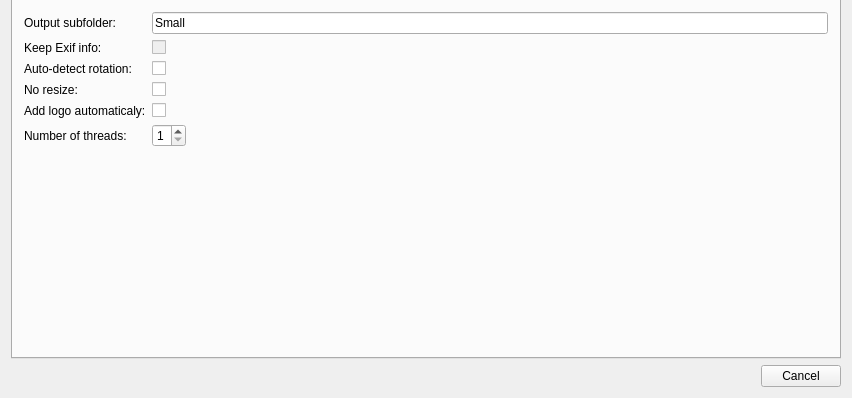
First picture: the form in resizer.ui, repository lbaudouin/Resizer, before the edit; both pictures show x 0 to 852 and y 232 to 630 of the 852 by 630 pixel window.
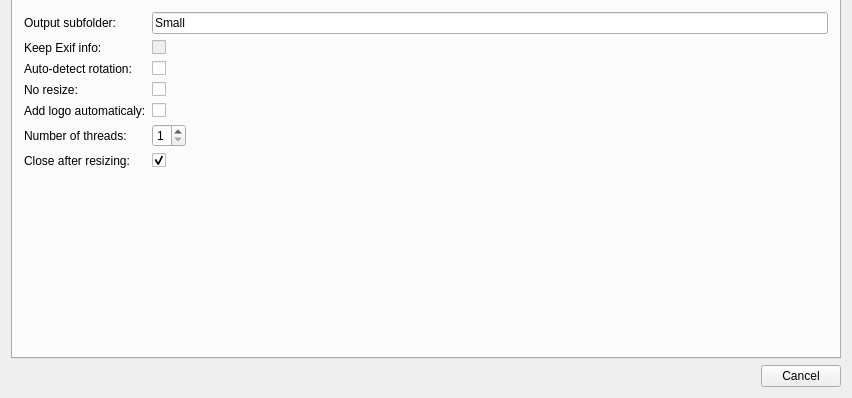
Second picture: the form after the edit. The open tabs and pages were chosen to show the change. Icons and pictures are not drawn. Custom widgets are drawn as their Qt base class.

Commit message: Use QtConcurrent instead of Saver thread class

What changed in the file:
```diff
--- a/resizer.ui
+++ b/resizer.ui
@@ -562,6 +562,20 @@
             </property>
            </widget>
           </item>
+          <item row="6" column="0">
+           <widget class="QLabel" name="closeAfterResizingLabel">
+            <property name="text">
+             <string>Close after resizing:</string>
+            </property>
+           </widget>
+          </item>
+          <item row="6" column="1">
+           <widget class="QCheckBox" name="closeAfterResizingCheckBox">
+            <property name="checked">
+             <bool>true</bool>
+            </property>
+           </widget>
+          </item>
          </layout>
         </item>
         <item>
```
Left out of the diff: 4 changed lines with no effect on the pictures. The commit also changes 5 other files.
